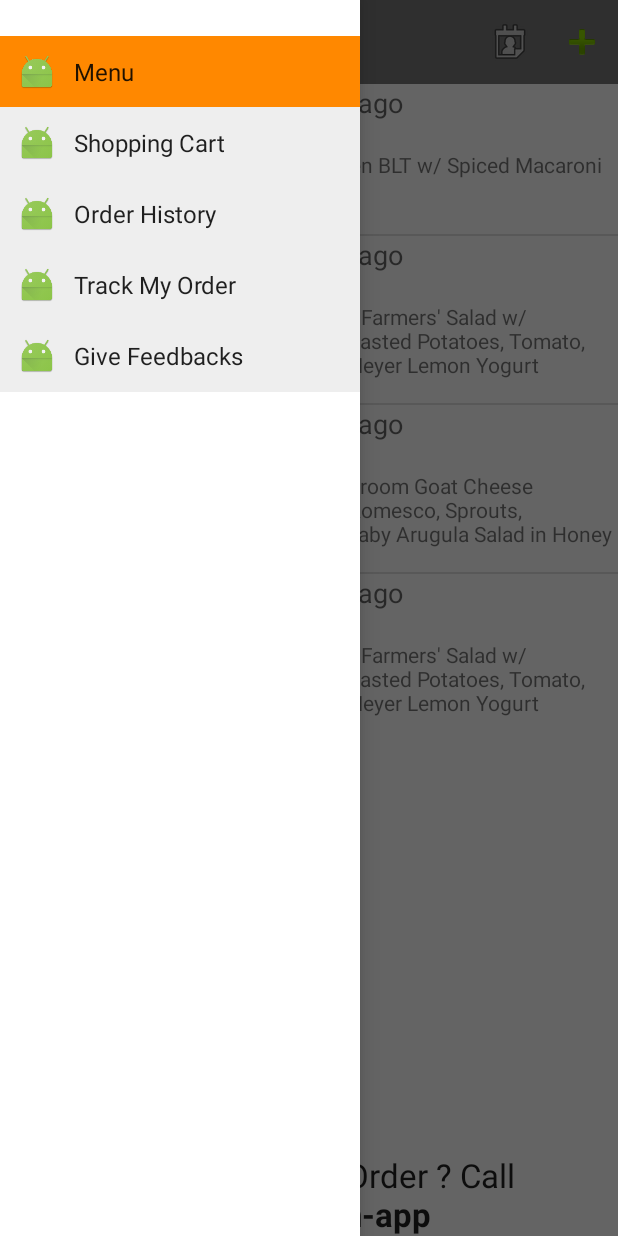
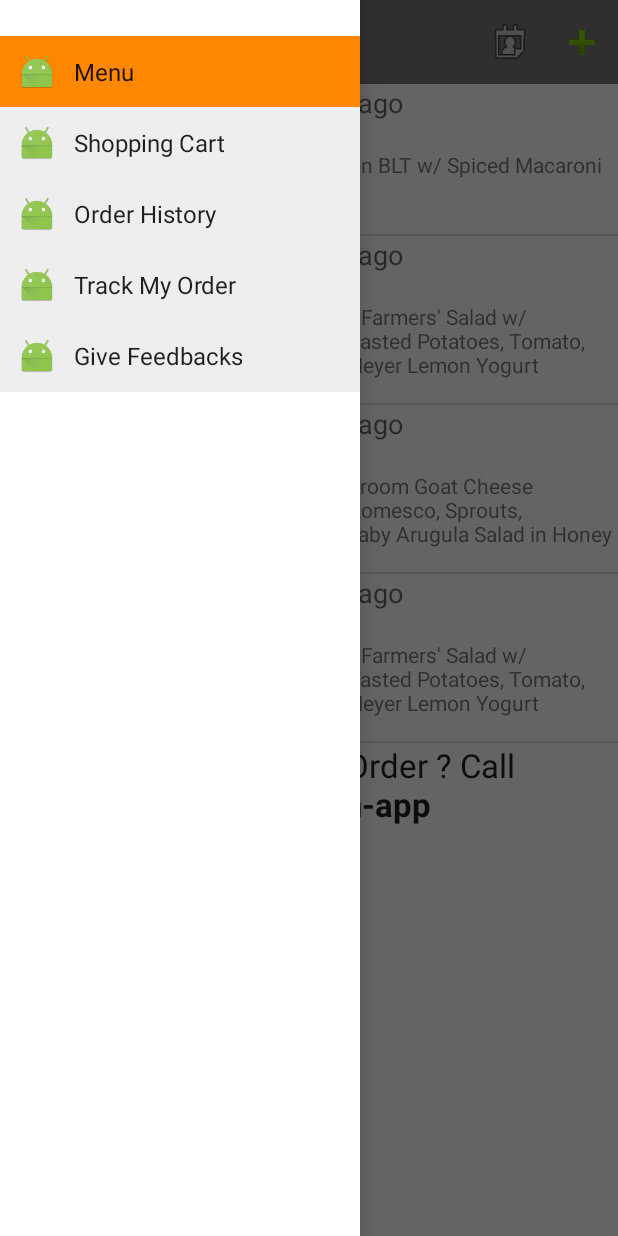
Before and after one commit to awsomethree/townkitchen, an Android app: the fragment OrderHistoryFragment placed in its activity, with the side drawer open, on a phone screen of 412 x 824 dp. Run offline under Robolectric (Android 15) with nearby library versions, the phone set to English and light mode, and no system bars; our stand-ins replace Picasso; libraries missing offline, so code that uses them is left out: com.makeramen.roundedimageview; pictures from the network do not load; 1 statement that could not run was skipped.

Commit message:
add order history footer at the end of the list view to allow scrollable when using landscape mode

```diff
--- a/app/src/main/java/awsomethree/com/townkitchen/fragments/OrderHistoryFragment.java
+++ b/app/src/main/java/awsomethree/com/townkitchen/fragments/OrderHistoryFragment.java
@@ -11,16 +11,11 @@ import android.widget.ListView;
 import android.widget.TextView;
 import android.widget.Toast;
 
-import org.joda.time.DateTime;
-
-import java.util.LinkedList;
 import java.util.List;
 
 import awsomethree.com.townkitchen.R;
 import awsomethree.com.townkitchen.abstracts.TKFragment;
 import awsomethree.com.townkitchen.adapters.OrderLineArrayAdapter;
-import awsomethree.com.townkitchen.models.FoodMenu;
-import awsomethree.com.townkitchen.models.Order;
 import awsomethree.com.townkitchen.models.OrderLineItem;
 import awsomethree.com.townkitchen.models.OrderUtils;
 
@@ -32,12 +27,17 @@ public class OrderHistoryFragment extends TKFragment {
 //    private ArrayAdapter<String> menuAdapters;
     private OrderLineArrayAdapter orderLineArrayAdapter;
     private List<OrderLineItem> orderLines;
-    private TextView lvOrderHistoryFooter;
+    private TextView orderHistoryFooter;
+    private View orderHistoryFooterView;
 
     @Override
     public View onCreateView(LayoutInflater inflater, @Nullable ViewGroup container,
             @Nullable Bundle savedInstanceState) {
         View v = inflater.inflate(R.layout.fragment_order_history, container, false);
+
+        //todo viewholder for footer
+        orderHistoryFooterView = getLayoutInflater(savedInstanceState).inflate(R.layout.order_history_footer_layout, null);
+        orderHistoryFooter = (TextView) orderHistoryFooterView.findViewById(R.id.tvOrderHistoryFooter);
 
         setupView(v);
         setupAdaptersAndListeners();
@@ -46,7 +46,7 @@ public class OrderHistoryFragment extends TKFragment {
 
     private void setupView(View v){
         lvMenu = (ListView) v.findViewById(R.id.lvOrderHistory);
-        lvOrderHistoryFooter = (TextView)v.findViewById(R.id.tvOrderHistoryFooter);
+        lvMenu.addFooterView(orderHistoryFooterView);
     }
 
     private void setupAdaptersAndListeners() {
@@ -72,7 +72,7 @@ public class OrderHistoryFragment extends TKFragment {
 //                    startActivity(intent);
             }
         });
-        lvOrderHistoryFooter.setText(Html.fromHtml("Want To Change Order ? Call <br> <b>1-800-town-app</b>"));
+        orderHistoryFooter.setText(Html.fromHtml("Want To Change Order ? Call <br> <b>1-800-town-app</b>"));
     }
 
     /**
```
Also changed, not shown: app/src/main/java/awsomethree/com/townkitchen/adapters/ShoppingCartAdapter.java (+0 -29 lines), app/src/main/res/layout/order_history_footer_layout.xml (added, +21 -0 lines).
